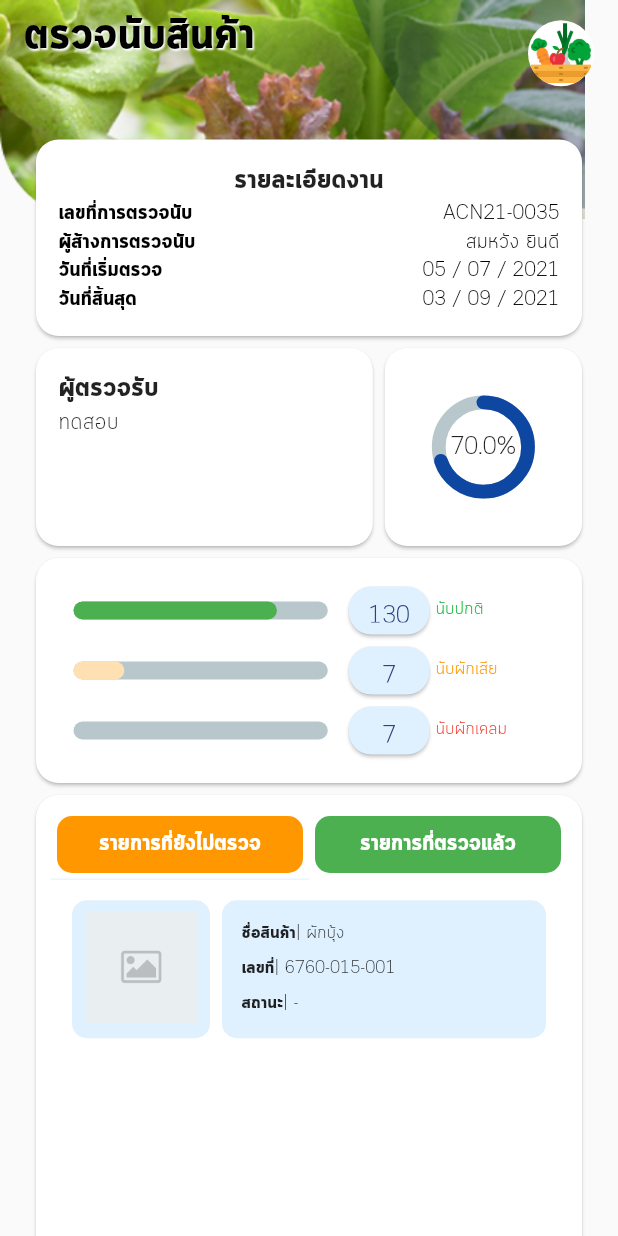
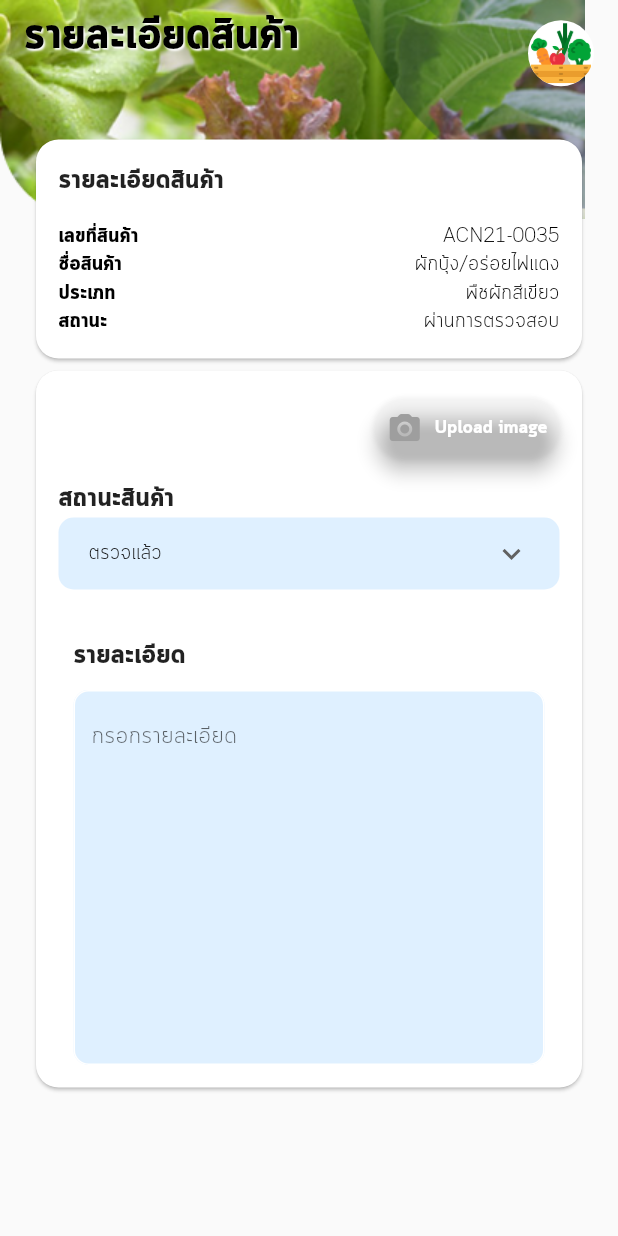
Before and after one commit to WattanaZero/app-farm, a Flutter app: the SummaryDetail widget shown alone on an empty page, opened directly, after a tap on "ชื่อสินค้า", on a phone screen of 412 x 824 dp. Run offline on Flutter 3.47's test engine with Material 2 defaults, Android fonts, the phone set to English and light mode, and no system bars; drawn by our look-alikes of percent_indicator; our stand-ins replace get, image_picker, persistent_bottom_nav_bar; missing offline and left inert: dart:ffi; project files that could hold a hidden picture were left out.

Commit message:
Update Screen

```diff
--- /dev/null
+++ b/lib/Screens/detail/product_detail.dart
@@ -0,0 +1,306 @@
+// ignore_for_file: prefer_const_constructors
+
+import 'dart:io';
+
+import 'package:appfarm/widgets/text/text_row.dart';
+import 'package:appfarm/widgets/topbar/appbarBg.dart';
+import 'package:flutter/material.dart';
+import 'package:image_picker/image_picker.dart';
+
+class ProductDetail extends StatefulWidget {
+  ProductDetail({Key? key}) : super(key: key);
+
+  @override
+  State<ProductDetail> createState() => _ProductDetailState();
+}
+
+class _ProductDetailState extends State<ProductDetail> {
+  File? imageFile;
+  String dropdownValue = 'ตรวจเเล้ว';
+  final boxPadding = SizedBox(
+    height: 10,
+  );
+  @override
+  Widget build(BuildContext context) {
+    Size size = MediaQuery.of(context).size;
+    var percenW = size.width / 100;
+    var isTablet = size.width > 600;
+    return AppbarBg(
+      title: 'รายละเอียดสินค้า',
+      topWidget: Padding(
+        padding: EdgeInsets.fromLTRB(20, 0, 20, 0),
+        child: Card(
+          shape: RoundedRectangleBorder(
+            borderRadius: BorderRadius.circular(15.0),
+          ),
+          child: Padding(
+            padding: const EdgeInsets.all(15),
+            child: Column(
+              // ignore: prefer_const_literals_to_create_immutables
+              children: [
+                Row(
+                  // mainAxisAlignment: MainAxisAlignment.start,
+                  crossAxisAlignment: CrossAxisAlignment.start,
+
+                  children: [
+                    SizedBox(
+                      height: 40,
+                    ),
+                    Text(
+                      "รายละเอียดสินค้า",
+                      // ignore: prefer_const_constructors
+                      style: TextStyle(
+                          fontSize: isTablet ? percenW * 3 : 18,
+                          fontWeight: FontWeight.bold),
+                    ),
+                  ],
+                ),
+                Column(
+                  crossAxisAlignment: CrossAxisAlignment.start,
+                  children: [
+                    TextRow(listText: ['เลขที่สินค้า', 'ACN21-0035']),
+                    TextRow(listText: ['ชื่อสินค้า', 'ผักบุ้ง/อร่อยไฟเเดง']),
+                    TextRow(listText: ['ประเภท', 'พืชผักสีเขียว']),
+                    TextRow(listText: ['สถานะ', 'ผ่านการตรวจสอบ']),
+                  ],
+                )
+              ],
+            ),
+          ),
+        ),
+      ),
+      child: ListView(
+        children: [
+          Padding(
+            padding: const EdgeInsets.fromLTRB(20, 0, 20, 0),
+            child: Column(
+              children: [
+                Column(
+                  children: [
+                    Row(
+                      children: [
+                        Expanded(
+                          flex: 5,
+                          child: Container(
+                            child: Card(
+                              shape: RoundedRectangleBorder(
+                                  borderRadius: BorderRadius.circular(15.0)),
+                              child: Padding(
+                                padding: const EdgeInsets.all(15),
+                                child: Column(
+                                  crossAxisAlignment: CrossAxisAlignment.start,
+                                  children: [
+                                    Container(
+                                        child: imageFile == null
+                                            ? Container(
+                                                alignment:
+                                                    Alignment.centerRight,
+                                                child: Column(
+                                                  mainAxisAlignment:
+                                                      MainAxisAlignment.center,
+                                                  children: <Widget>[
+                                                    TextButton.icon(
+                                                      label: Text(
+                                                          'Upload image',
+                                                          style: TextStyle(
+                                                              color:
+                                                                  Colors.white,
+                                                              fontSize: isTablet
+                                                                  ? percenW * 3
+                                                                  : 12,
+                                                              fontWeight:
+                                                                  FontWeight
+                                                                      .bold)),
+                                                      icon: Icon(
+                                                        Icons
+                                                            .camera_alt_rounded,
+                                                        color: Colors.grey,
+                                                        size: 24.0,
+                                                      ),
+                                                      onPressed: () {
+                                                        _getFromGallery();
+                                                      },
+                                                      style: ElevatedButton
+                                                          .styleFrom(
+                                                        shape:
+                                                            RoundedRectangleBorder(
+                                                          borderRadius:
+                                                              BorderRadius
+                                                                  .circular(
+                                                                      20.0),
+                                                        ),
+                                                        primary:
+                                                            Color(0xFF344CC7),
+                                                        elevation: 5,
+                                                      ),
+                                                    ),
+                                                    boxPadding,
+                                                  ],
+                                                ),
+                                              )
+                                            : Container(
+                                                child: Image.file(
+                                                  imageFile!,
+                                                  fit: BoxFit.cover,
+                                                ),
+                                              )),
+                                    Text(
+                                      'สถานะสินค้า',
+                                      style: TextStyle(
+                                          fontSize: isTablet ? percenW * 3 : 18,
+                                          fontWeight: FontWeight.bold),
+                                    ),
+                                    Container(
+                                      height: 70,
+                                      child: Scrollbar(
+                                        thickness: 2,
+                                        isAlwaysShown: true,
+                                        child: ListView(
+                                          children: [
+                                            Container(
+                                              decoration: BoxDecoration(
+                                                borderRadius:
+                                                    BorderRadius.circular(10),
+                                                color: Color(0xFFDFF0FF),
+                                              ),
+                                              padding: EdgeInsets.only(
+                                                  left: 20.0, right: 20.0),
+                                              child: DropdownButton(
+                                                borderRadius:
+                                                    BorderRadius.circular(10),
+                                                hint: Text("Select Type"),
+                                                isExpanded: true,
+                                                value: dropdownValue,
+                                                icon: Icon(
+                                                    Icons.keyboard_arrow_down),
+                                                // iconSize: 24,
+                                                // elevation: 16,
+                                                style: TextStyle(
+                                                    color: Colors.black,
+                                                    fontFamily: 'Cloud'),
+                                                underline: Container(
+                                                  height: 1.0,
+                                                  decoration: BoxDecoration(
+                                                      border: Border(
+                                                          bottom: BorderSide(
+                                                              color: Colors
+                                                                  .transparent,
+                                                              width: 0.0))),
+                                                ),
+                                                onChanged: (String? newValue) {
+                                                  setState(() {
+                                                    dropdownValue = newValue!;
+                                                  });
+                                                },
+                                                items: <String>[
+                                                  'ตรวจเเล้ว',
+                                                  'ยังไม่ตรวจ',
+                                                  'ผ่านเเล้ว',
+                                                  'ผ่านตรงไหน'
+                                                ].map<DropdownMenuItem<String>>(
+                                                    (String value) {
+                                                  return DropdownMenuItem<
+                                                      String>(
+                                                    value: value,
+                                                    child: Text(value),
+                                                  );
+                                                }).toList(),
+                                              ),
+                                            ),
+                                          ],
+                                        ),
+                                      ),
+                                    ),
+                                    boxPadding,
+                                    Padding(
+                                      padding:
+                                          EdgeInsets.symmetric(horizontal: 10),
+                                      child: Text(
+                                        "รายละเอียด",
+                                        style: TextStyle(
+                                            fontSize:
+                                                isTablet ? percenW * 3 : 18,
+                                            fontWeight: FontWeight.bold),
+                                      ),
+                                    ),
+                                    boxPadding,
+                                    Padding(
+                                      padding:
+                                          EdgeInsets.symmetric(horizontal: 10),
+                                      child: Container(
+                                        child: Padding(
+                                          padding:
+                                              EdgeInsets.fromLTRB(0, 0, 0, 0),
+                                          child: TextField(
+                                            minLines: 10,
+                                            maxLines: 20,
+                                            autocorrect: false,
+                                            decoration: InputDecoration(
+                                              hintText: 'กรอกรายละเอียด',
+                                              filled: true,
+                                              fillColor: Color(0xFFDFF0FF),
+                                              enabledBorder: OutlineInputBorder(
+                                                borderRadius: BorderRadius.all(
+                                                    Radius.circular(10.0)),
+                                                borderSide: BorderSide(
+                                                    color: Colors.white),
+                                              ),
+                                              focusedBorder: OutlineInputBorder(
+                                                borderRadius: BorderRadius.all(
+                                                    Radius.circular(10.0)),
+                                                borderSide: BorderSide(
+                                                    color: Colors.grey),
+                                              ),
+                                            ),
+                                          ),
+                                        ),
+                                      ),
+                                    ),
+                                  ],
+                                ),
+                              ),
+                            ),
+                          ),
+                        ),
+                      ],
+                    )
+                  ],
+                ),
+                SizedBox(
+                  height: 20,
+                ),
+              ],
+            ),
+          )
+        ],
+      ),
+    );
+  }
+
+  _getFromGallery() async {
+    final pickedFile = await ImagePicker().pickImage(
+      source: ImageSource.gallery,
+      maxWidth: 720,
+      maxHeight: 720,
+    );
+    if (pickedFile != null) {
+      setState(() {
+        imageFile = File(pickedFile.path);
+      });
+    }
+  }
+
+  /// Get from Camera
+  _getFromCamera() async {
+    final pickedFile = await ImagePicker().pickImage(
+      source: ImageSource.camera,
+      maxWidth: 1800,
+      maxHeight: 1800,
+    );
+    if (pickedFile != null) {
+      setState(() {
+        imageFile = File(pickedFile.path);
+      });
+    }
+  }
+}
--- a/lib/Screens/detail/summary_detail.dart
+++ b/lib/Screens/detail/summary_detail.dart
@@ -1,5 +1,6 @@
 // ignore_for_file: camel_case_types, prefer_const_constructors_in_immutables, prefer_const_constructors, prefer_const_literals_to_create_immutables, duplicate_ignore, unused_local_variable, unnecessary_new
 
+import 'package:appfarm/Screens/detail/product_detail.dart';
 import 'package:appfarm/widgets/text/text_row.dart';
 import 'package:appfarm/widgets/topbar/appbarBg.dart';
 import 'package:flutter/foundation.dart';
@@ -411,7 +412,15 @@ class _summaryDetailState extends State<SummaryDetail> {
                                                             Axis.vertical,
                                                         children: [
                                                           GestureDetector(
-                                                            onTap: () {},
+                                                            onTap: () {
+                                                              Navigator.push(
+                                                                  context,
+                                                                  MaterialPageRoute(
+                                                                    builder:
+                                                                        (context) =>
+                                                                            ProductDetail(),
+                                                                  )).then((value) {});
+                                                            },
                                                             child: Padding(
                                                               padding: EdgeInsets
                                                                   .symmetric(
@@ -587,7 +596,15 @@ class _summaryDetailState extends State<SummaryDetail> {
                                                             Axis.vertical,
                                                         children: [
                                                           GestureDetector(
-                                                            onTap: () {},
+                                                            onTap: () {
+                                                              Navigator.push(
+                                                                  context,
+                                                                  MaterialPageRoute(
+                                                                    builder:
+                                                                        (context) =>
+                                                                            ProductDetail(),
+                                                                  )).then((value) {});
+                                                            },
                                                             child: Padding(
                                                               padding: EdgeInsets
                                                                   .symmetric(
--- a/pubspec.yaml
+++ b/pubspec.yaml
@@ -40,6 +40,7 @@ dependencies:
   flutter_launcher_icons: 0.9.2
   graphic: ^0.9.0
   percent_indicator: ^4.0.0
+  image_picker: ^0.8.4+5
 
 dev_dependencies:
   flutter_test:
```
Also changed, not shown: pubspec.lock, 2 other files.
